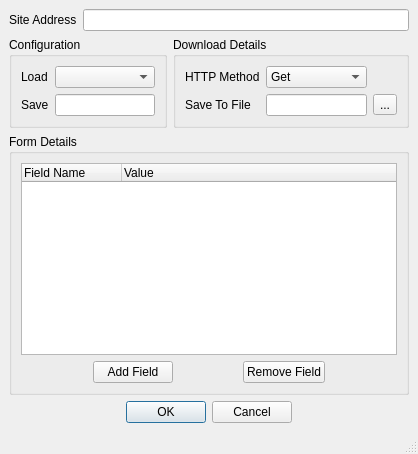
Before: the Qt Designer form DownloadFile/Src/UiFiles/MainWindow.ui in suryakiran/CodeSamples, drawn with Qt 5.
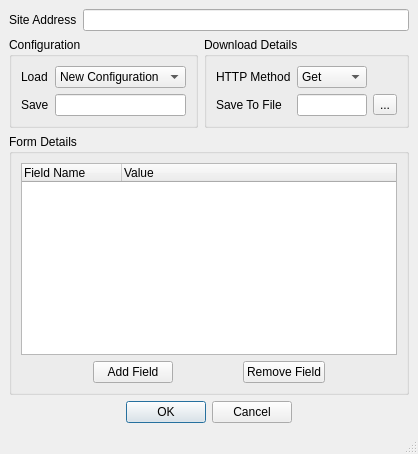
After: the same form once the commit is applied.

```diff
--- a/DownloadFile/Src/UiFiles/MainWindow.ui
+++ b/DownloadFile/Src/UiFiles/MainWindow.ui
@@ -7,7 +7,7 @@
     <x>0</x>
     <y>0</y>
     <width>418</width>
-    <height>395</height>
+    <height>434</height>
    </rect>
   </property>
   <property name="windowTitle">
@@ -52,6 +52,11 @@
              <verstretch>0</verstretch>
             </sizepolicy>
            </property>
+           <item>
+            <property name="text">
+             <string>New Configuration</string>
+            </property>
+           </item>
           </widget>
          </item>
          <item row="1" column="0">
```
